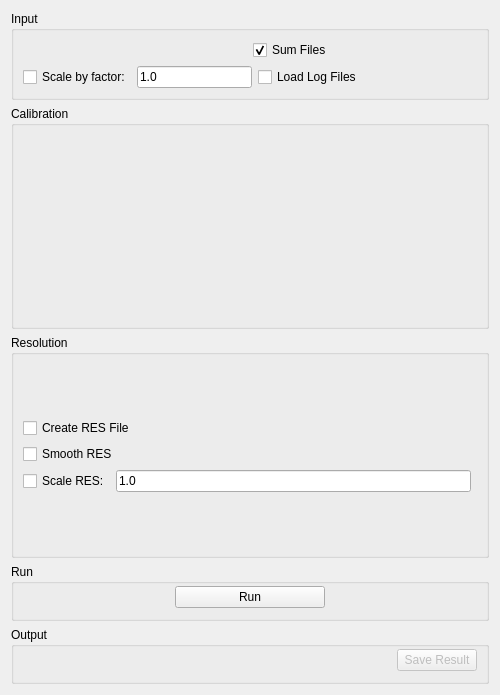
Above: qt/scientific_interfaces/Indirect/Reduction/ISISCalibration.ui from mantidproject/mantid before the change. Below: the same form after it.
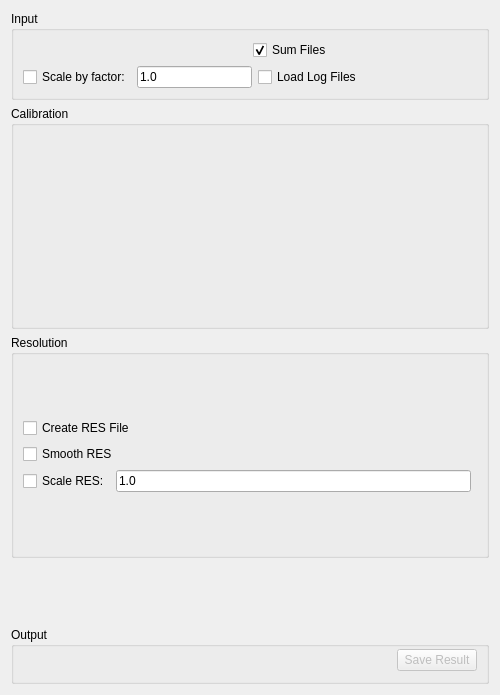
That is the form after the change. Custom widgets are drawn as their Qt base class.

Commit message: Use RunWidget in ISIS Calibration tab

What changed in the file:
```diff
--- a/qt/scientific_interfaces/Indirect/Reduction/ISISCalibration.ui
+++ b/qt/scientific_interfaces/Indirect/Reduction/ISISCalibration.ui
@@ -285,64 +285,7 @@
     </widget>
    </item>
    <item>
-    <widget class="QGroupBox" name="gbRun">
-     <property name="title">
-      <string>Run</string>
-     </property>
-     <layout class="QHBoxLayout" name="horizontalLayout_2">
-      <property name="topMargin">
-       <number>0</number>
-      </property>
-      <property name="bottomMargin">
-       <number>7</number>
-      </property>
-      <item>
-       <spacer name="horizontalSpacer">
-        <property name="orientation">
-         <enum>Qt::Horizontal</enum>
-        </property>
-        <property name="sizeHint" stdset="0">
-         <size>
-          <width>185</width>
-          <height>20</height>
-         </size>
-        </property>
-       </spacer>
-      </item>
-      <item>
-       <widget class="QPushButton" name="pbRun">
-        <property name="minimumSize">
-         <size>
-          <width>150</width>
-          <height>0</height>
-         </size>
-        </property>
-        <property name="maximumSize">
-         <size>
-          <width>180</width>
-          <height>16777215</height>
-         </size>
-        </property>
-        <property name="text">
-         <string>Run</string>
-        </property>
-       </widget>
-      </item>
-      <item>
-       <spacer name="horizontalSpacer_3">
-        <property name="orientation">
-         <enum>Qt::Horizontal</enum>
-        </property>
-        <property name="sizeHint" stdset="0">
-         <size>
-          <width>184</width>
-          <height>20</height>
-         </size>
-        </property>
-       </spacer>
-      </item>
-     </layout>
-    </widget>
+    <widget class="MantidQt::CustomInterfaces::RunView" name="runWidget" native="true"/>
    </item>
    <item>
     <widget class="QGroupBox" name="gbOutput">
@@ -406,6 +349,12 @@
    <header>MantidQtWidgets/Common/FileFinderWidget.h</header>
    <container>1</container>
   </customwidget>
+  <customwidget>
+   <class>MantidQt::CustomInterfaces::RunView</class>
+   <extends>QWidget</extends>
+   <header>Common/RunWidget/RunView.h</header>
+   <container>1</container>
+  </customwidget>
  </customwidgets>
  <resources/>
  <connections/>
```
The commit also changes 2 other files.
